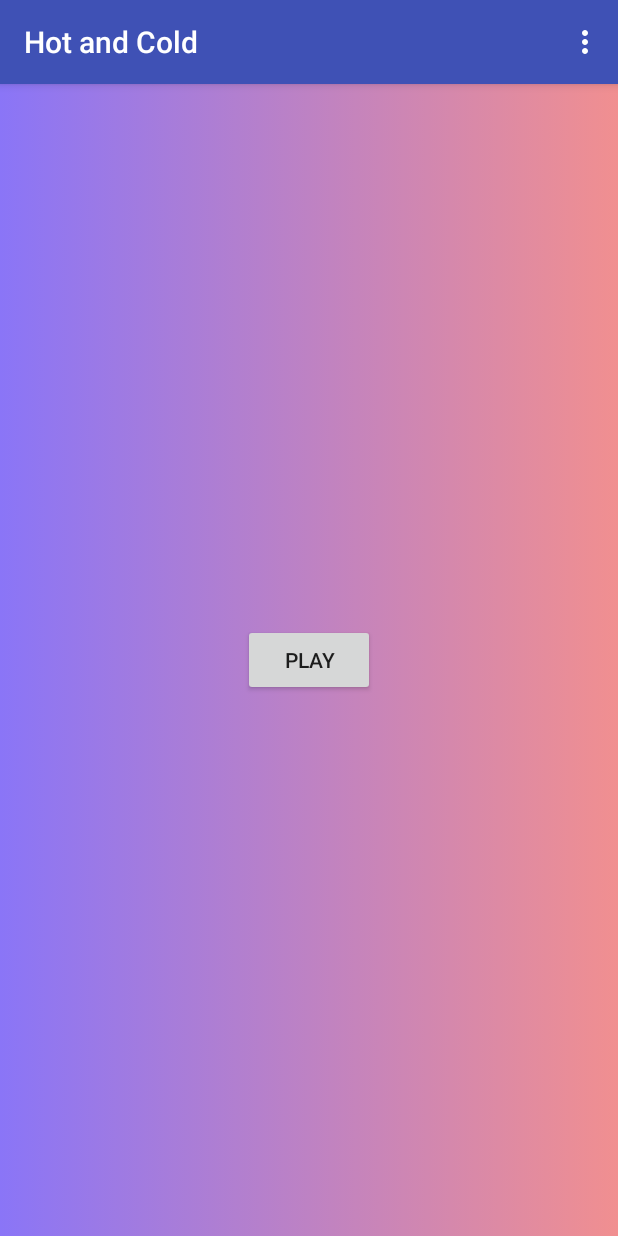
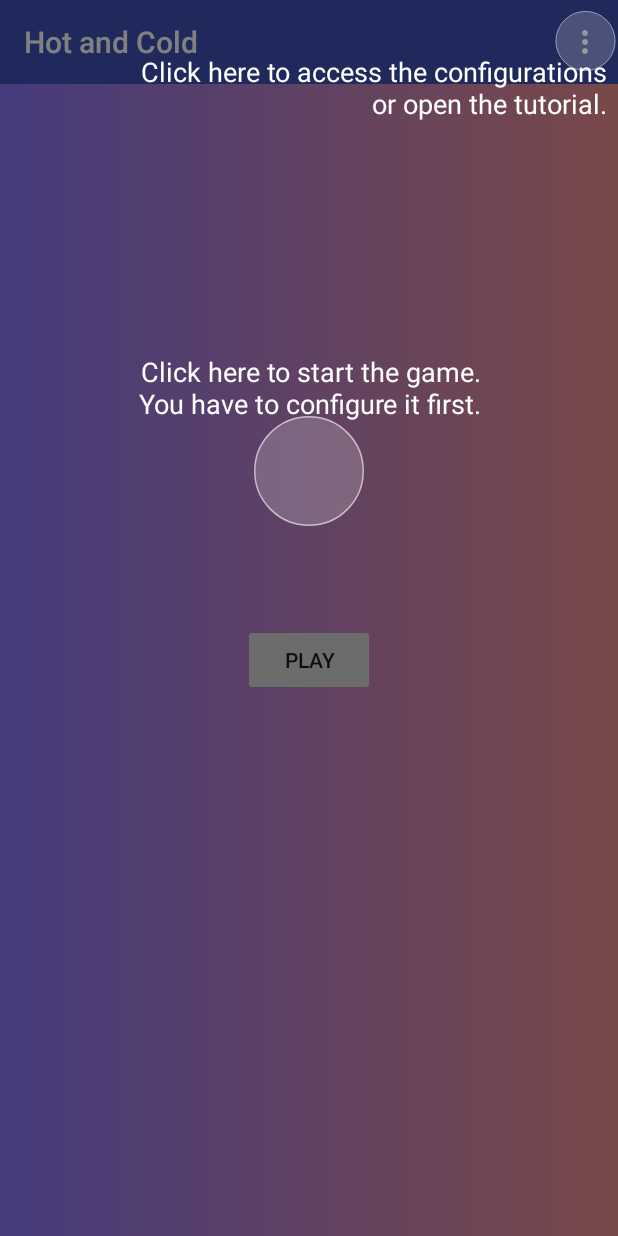
Before and after one commit to Eduardoaafonso/MI12, an Android app: the MenuPrincipal screen opened directly, with no data from a screen before it, on a phone screen of 412 x 824 dp. Run offline under Robolectric (Android 15) with nearby library versions, the phone set to English and light mode, and no system bars; 3 statements that could not run were skipped.

Commit message:
Tutorial

```diff
--- a/MyApplication3/app/src/main/java/com/example/eduardo/myapplication/MenuPrincipal.java
+++ b/MyApplication3/app/src/main/java/com/example/eduardo/myapplication/MenuPrincipal.java
@@ -15,14 +15,17 @@ import android.os.Bundle;
 import android.os.Message;
 import android.preference.PreferenceActivity;
 import android.support.annotation.RequiresApi;
+import android.support.constraint.ConstraintLayout;
 import android.support.design.widget.FloatingActionButton;
 import android.support.design.widget.Snackbar;
 import android.support.v7.app.AppCompatActivity;
 import android.support.v7.widget.Toolbar;
 import android.util.Log;
+import android.view.LayoutInflater;
 import android.view.Menu;
 import android.view.MenuItem;
 import android.view.View;
+import android.view.ViewGroup;
 import android.widget.Button;
 
 import org.altbeacon.beacon.BeaconManager;
@@ -64,7 +67,6 @@ public class MenuPrincipal extends AppCompatActivity {
 
 
     private void doFirstRun() {
-
         Context context = this;
         boolean isFirstRun = getSharedPreferences("prefers", context.MODE_PRIVATE).getBoolean("isFirstRun", true);
         // Place your dialog code here to display the dialog
@@ -74,8 +76,31 @@ public class MenuPrincipal extends AppCompatActivity {
                     .putBoolean("isFirstRun", false)
                     .apply();
 
-            AlertDialog.Builder alertDialogBuilder = new AlertDialog.Builder(
-                    context);
+            tutorial();
+        }
+    }
+
+    private void tutorial() {
+        ConstraintLayout main = (ConstraintLayout) findViewById(R.id.coordinatorLayout);
+
+        LayoutInflater layoutInflater = (LayoutInflater)this.getSystemService(LAYOUT_INFLATER_SERVICE);
+        assert layoutInflater != null;
+        View view = layoutInflater.inflate(R.layout.tutorial, main);
+        view.setOnClickListener(new View.OnClickListener() {
+            @Override
+            public void onClick(View v) {
+                runOnUiThread(new Runnable() {
+                    @Override
+                    public void run() {
+                        ConstraintLayout tut = (ConstraintLayout) findViewById(R.id.tuto);
+                        ((ViewGroup) tut.getParent()).removeView(tut);
+                    }
+                });
+            }
+        });
+
+        /*AlertDialog.Builder alertDialogBuilder = new AlertDialog.Builder(
+                this);
         // set title
         alertDialogBuilder.setTitle("Tutorial");
 
@@ -95,8 +120,7 @@ public class MenuPrincipal extends AppCompatActivity {
         AlertDialog alertDialog = alertDialogBuilder.create();
 
         // show it
-            alertDialog.show();
-        }
+        alertDialog.show();*/
     }
 
     @Override
@@ -133,18 +157,16 @@ public class MenuPrincipal extends AppCompatActivity {
         //noinspection SimplifiableIfStatement
 
         /////////////////////////////////////
-        //Funçoes para setar o TIME
         if (id == R.id.cfg) {
-            //MODO DE EXIBICAO  de MENSAGEM 1
-            // Toast.makeText(getApplicationContext(), "Easy selected",
-            //      Toast.LENGTH_SHORT).show();
-
-            //MODO DE EXIBICAO  de MENSAGEM 2
             Intent it = new Intent(this, org.altbeacon.beaconreference.ConfiguringActivity.class);
             startActivityForResult(it, 0);
             return true;
         }
         ////////////////////////////////////
+        if (id == R.id.tut) {
+            tutorial();
+            return true;
+        }
 
         return super.onOptionsItemSelected(item);
     }
--- a/MyApplication3/app/src/main/java/org/altbeacon/beaconreference/RangingActivity.java
+++ b/MyApplication3/app/src/main/java/org/altbeacon/beaconreference/RangingActivity.java
@@ -50,7 +50,6 @@ public class RangingActivity extends Activity implements BeaconConsumer {
     protected static final String TAG = "RangingActivity";
     private BeaconManager beaconManager = BeaconManager.getInstanceForApplication(this);
     private ArrayList<String> beaconsConf;
-    private int numBeacons;
 
     @Override
     protected void onCreate(Bundle savedInstanceState) {
@@ -62,7 +61,7 @@ public class RangingActivity extends Activity implements BeaconConsumer {
         Intent extras = getIntent();
         int timer = extras.getIntExtra("timer", 0);
         beaconsConf = extras.getStringArrayListExtra("beacons");
-        numBeacons = beaconsConf.size();
+        int numBeacons = beaconsConf.size();
 
         ConstraintLayout holdBalls = (ConstraintLayout) findViewById(R.id.holdBalls);
 
--- /dev/null
+++ b/MyApplication3/app/src/main/res/drawable/ball_shaper2.xml
@@ -0,0 +1,16 @@
+<?xml version="1.0" encoding="utf-8"?>
+<shape xmlns:android="http://schemas.android.com/apk/res/android"
+    android:shape="oval"
+    android:id="@+id/ballform">
+
+    <solid android:color="#30ffffff" />
+
+    <stroke
+        android:width="1dp"
+        android:color="#a0ffffff" />
+
+    <size
+        android:height="100dp"
+        android:width="100dp" />
+
+</shape>
--- a/MyApplication3/app/src/main/res/layout/activity_menu_principal.xml
+++ b/MyApplication3/app/src/main/res/layout/activity_menu_principal.xml
@@ -23,7 +23,8 @@
         app:layout_constraintBottom_toBottomOf="parent"
         app:layout_constraintEnd_toEndOf="parent"
         app:layout_constraintStart_toStartOf="parent"
-        app:layout_constraintTop_toBottomOf="@+id/appBarLayout2" />
+        app:layout_constraintTop_toBottomOf="@+id/appBarLayout2"
+        android:stateListAnimator="@null" />
 
     <android.support.design.widget.AppBarLayout
         android:id="@+id/appBarLayout2"
@@ -32,7 +33,8 @@
         android:theme="@style/AppTheme.AppBarOverlay"
         app:layout_constraintEnd_toEndOf="parent"
         app:layout_constraintStart_toStartOf="parent"
-        app:layout_constraintTop_toTopOf="parent">
+        app:layout_constraintTop_toTopOf="parent"
+        android:stateListAnimator="@null" >
 
         <android.support.v7.widget.Toolbar
             android:id="@+id/menu_tb"
--- /dev/null
+++ b/MyApplication3/app/src/main/res/layout/tutorial.xml
@@ -0,0 +1,65 @@
+<?xml version="1.0" encoding="utf-8"?>
+<android.support.constraint.ConstraintLayout xmlns:android="http://schemas.android.com/apk/res/android"
+    xmlns:app="http://schemas.android.com/apk/res-auto"
+    xmlns:tools="http://schemas.android.com/tools"
+    android:id="@+id/tuto"
+    android:layout_width="match_parent"
+    android:layout_height="match_parent"
+    android:background="#7f000000"
+    android:clickable="false"
+    android:focusableInTouchMode="false">
+
+    <TextView
+        android:id="@+id/textView1"
+        android:layout_width="wrap_content"
+        android:layout_height="50dp"
+        android:layout_marginEnd="8dp"
+        android:layout_marginTop="35dp"
+        android:editable="false"
+        android:text="Click here to access the configurations\nor open the tutorial."
+        android:textAlignment="textEnd"
+        android:textColor="@android:color/background_light"
+        android:textIsSelectable="false"
+        android:textSize="18sp"
+        app:layout_constraintEnd_toEndOf="parent"
+        app:layout_constraintTop_toTopOf="parent" />
+
+    <ImageView
+        android:id="@+id/imageView1"
+        android:layout_width="43dp"
+        android:layout_height="40dp"
+        android:layout_marginTop="7dp"
+        app:layout_constraintEnd_toEndOf="parent"
+        app:layout_constraintTop_toTopOf="parent"
+        app:srcCompat="@drawable/ball_shaper2" />
+
+    <TextView
+        android:id="@+id/textView2"
+        android:layout_width="wrap_content"
+        android:layout_height="50dp"
+        android:layout_marginEnd="10dp"
+        android:layout_marginStart="10dp"
+        android:layout_marginTop="235dp"
+        android:editable="false"
+        android:text="Click here to start the game.\nYou have to configure it first."
+        android:textAlignment="textEnd"
+        android:textColor="@android:color/background_light"
+        android:textIsSelectable="false"
+        android:textSize="18sp"
+        app:layout_constraintEnd_toEndOf="parent"
+        app:layout_constraintStart_toStartOf="parent"
+        app:layout_constraintTop_toTopOf="parent" />
+
+    <ImageView
+        android:id="@+id/imageView2"
+        android:layout_width="84dp"
+        android:layout_height="73dp"
+        android:layout_marginEnd="8dp"
+        android:layout_marginStart="8dp"
+        android:layout_marginTop="277dp"
+        app:layout_constraintEnd_toEndOf="parent"
+        app:layout_constraintStart_toStartOf="parent"
+        app:layout_constraintTop_toTopOf="parent"
+        app:srcCompat="@drawable/ball_shaper2" />
+
+</android.support.constraint.ConstraintLayout>
--- a/MyApplication3/app/src/main/res/menu/menu_main.xml
+++ b/MyApplication3/app/src/main/res/menu/menu_main.xml
@@ -6,5 +6,9 @@
         android:id="@+id/cfg"
         android:orderInCategory="100"
         android:title="Configuration" />
+    <item
+        android:id="@+id/tut"
+        android:orderInCategory="100"
+        android:title="Tutorial" />
 
 </menu>
```
Lines whose indentation alone changed are shown as unchanged.
